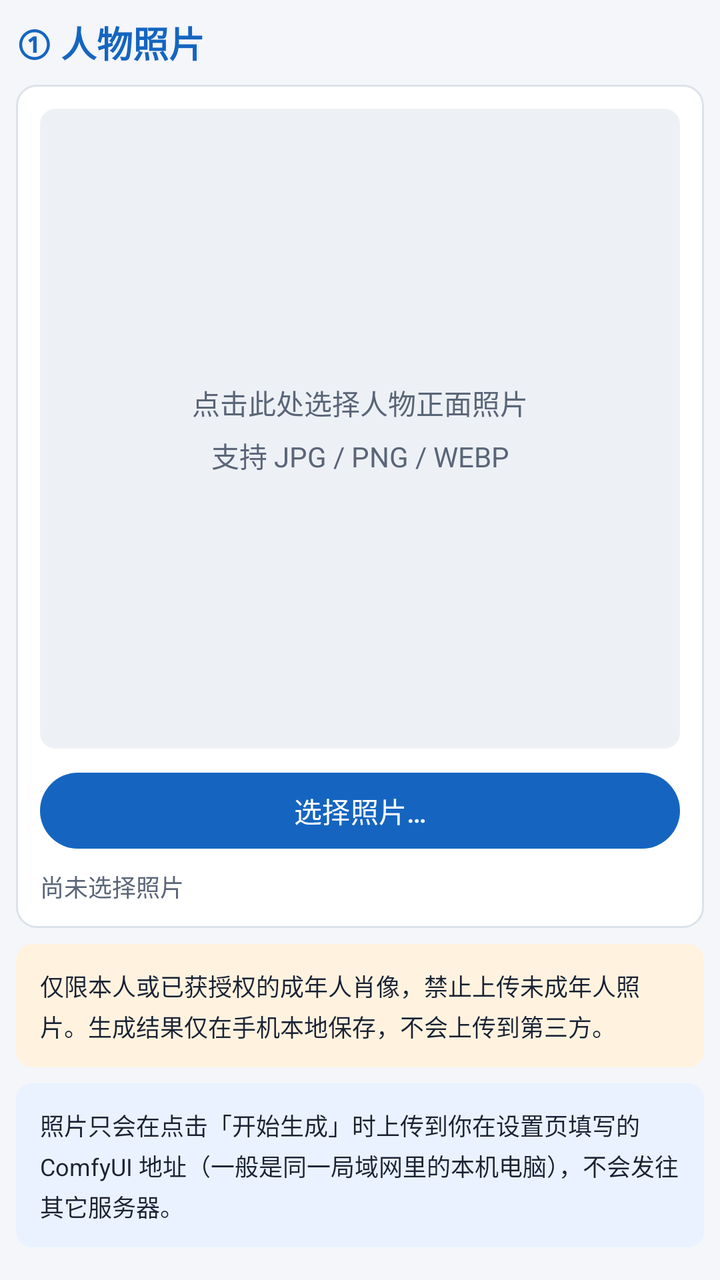
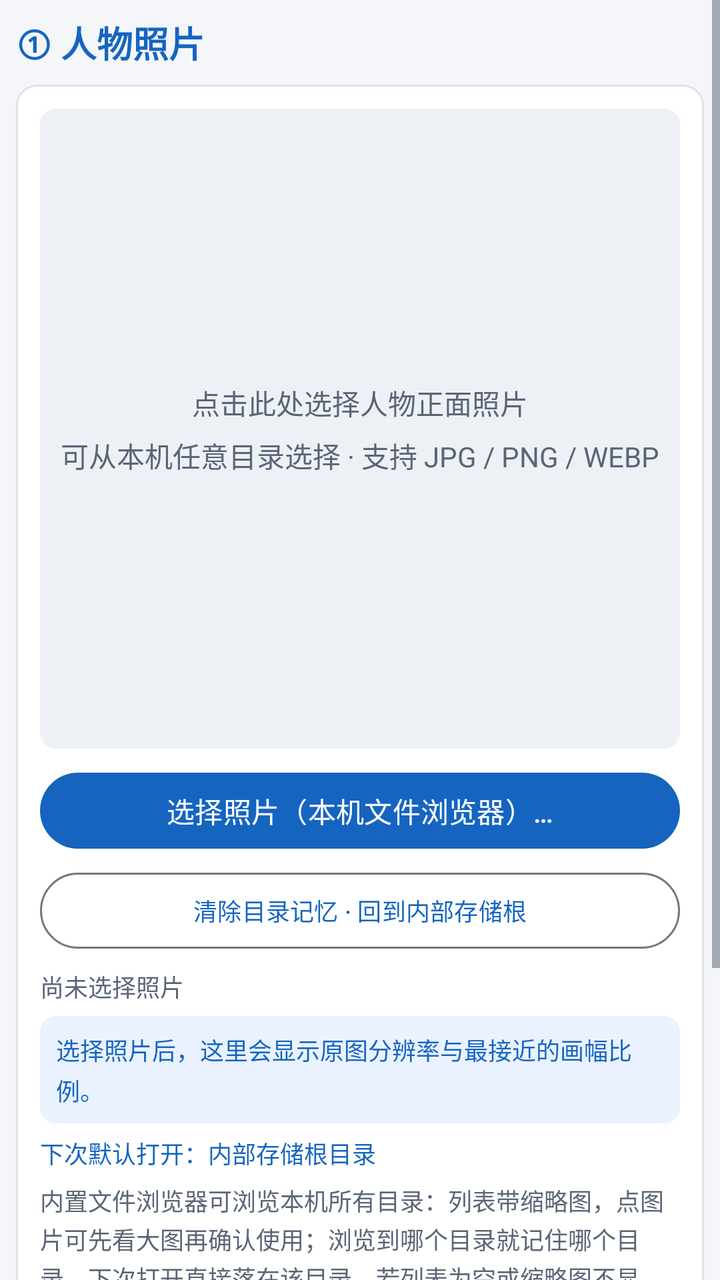

Two renders of the same Android screen: before a commit and after it. Below are the layout's source before the change and the commit's diff.
<!-- AndroidManifest.xml: application theme Theme.PoseWear -->
<!-- res/layout/fragment_person.xml -->
<?xml version="1.0" encoding="utf-8"?>
<ScrollView xmlns:android="http://schemas.android.com/apk/res/android"
    android:layout_width="match_parent"
    android:layout_height="match_parent"
    android:fillViewport="true">

    <LinearLayout
        android:layout_width="match_parent"
        android:layout_height="wrap_content"
        android:orientation="vertical"
        android:padding="@dimen/screen_padding">

        <TextView
            android:layout_width="match_parent"
            android:layout_height="wrap_content"
            android:text="① 人物照片"
            android:textSize="@dimen/text_title"
            android:textStyle="bold"
            android:textColor="@color/primary"
            android:paddingBottom="@dimen/section_gap" />

        <LinearLayout
            android:layout_width="match_parent"
            android:layout_height="wrap_content"
            android:orientation="vertical"
            android:padding="@dimen/card_padding"
            android:background="@drawable/bg_card">

            <FrameLayout
                android:id="@+id/preview_wrap"
                android:layout_width="match_parent"
                android:layout_height="320dp"
                android:background="@drawable/bg_thumb"
                android:clickable="true"
                android:focusable="true">

                <ImageView
                    android:id="@+id/person_preview"
                    android:layout_width="match_parent"
                    android:layout_height="match_parent"
                    android:scaleType="fitCenter"
                    android:adjustViewBounds="true"
                    android:contentDescription="人物照片预览" />

                <TextView
                    android:id="@+id/tv_photo_hint"
                    android:layout_width="match_parent"
                    android:layout_height="match_parent"
                    android:gravity="center"
                    android:text="点击此处选择人物正面照片\n支持 JPG / PNG / WEBP"
                    android:textSize="@dimen/text_body"
                    android:textColor="@color/text_secondary"
                    android:lineSpacingExtra="6dp" />
            </FrameLayout>

            <com.google.android.material.button.MaterialButton
                android:id="@+id/btn_pick_photo"
                android:layout_width="match_parent"
                android:layout_height="@dimen/btn_height"
                android:layout_marginTop="@dimen/section_gap"
                android:text="选择照片…" />

            <TextView
                android:id="@+id/tv_photo_path"
                android:layout_width="match_parent"
                android:layout_height="wrap_content"
                android:layout_marginTop="6dp"
                android:text="尚未选择照片"
                android:textSize="@dimen/text_small"
                android:textColor="@color/text_secondary"
                android:maxLines="2"
                android:ellipsize="middle" />
        </LinearLayout>

        <TextView
            android:layout_width="match_parent"
            android:layout_height="wrap_content"
            android:layout_marginTop="@dimen/section_gap"
            android:padding="@dimen/card_padding"
            android:background="@drawable/bg_warning"
            android:text="@string/person_disclaimer"
            android:textSize="@dimen/text_small"
            android:textColor="@color/text_primary"
            android:lineSpacingExtra="3dp" />

        <TextView
            android:layout_width="match_parent"
            android:layout_height="wrap_content"
            android:layout_marginTop="@dimen/section_gap"
            android:padding="@dimen/card_padding"
            android:background="@drawable/bg_note"
            android:text="照片只会在点击「开始生成」时上传到你在设置页填写的 ComfyUI 地址（一般是同一局域网里的本机电脑），不会发往其它服务器。"
            android:textSize="@dimen/text_small"
            android:textColor="@color/text_primary"
            android:lineSpacingExtra="3dp" />

    </LinearLayout>
</ScrollView>
<!-- resources referenced by this layout -->
<resources>
  <color name="primary">#1565C0</color>
  <color name="text_primary">#1A2233</color>
  <color name="text_secondary">#5A6577</color>
  <dimen name="btn_height">46dp</dimen>
  <dimen name="card_padding">12dp</dimen>
  <dimen name="screen_padding">8dp</dimen>
  <dimen name="section_gap">8dp</dimen>
  <dimen name="text_body">14sp</dimen>
  <dimen name="text_small">12sp</dimen>
  <dimen name="text_title">18sp</dimen>
  <!-- drawable bg_card (drawable) -->
  <?xml version="1.0" encoding="utf-8"?>
  <shape xmlns:android="http://schemas.android.com/apk/res/android" android:shape="rectangle">
      <solid android:color="@color/card_bg" />
      <stroke android:width="1dp" android:color="@color/divider" />
      <corners android:radius="10dp" />
  </shape>
  <!-- drawable bg_note (drawable) -->
  <?xml version="1.0" encoding="utf-8"?>
  <shape xmlns:android="http://schemas.android.com/apk/res/android" android:shape="rectangle">
      <solid android:color="@color/note_bg" />
      <corners android:radius="8dp" />
  </shape>
  <!-- drawable bg_thumb (drawable) -->
  <?xml version="1.0" encoding="utf-8"?>
  <shape xmlns:android="http://schemas.android.com/apk/res/android" android:shape="rectangle">
      <solid android:color="@color/thumb_bg" />
      <corners android:radius="8dp" />
  </shape>
  <!-- drawable bg_warning (drawable) -->
  <?xml version="1.0" encoding="utf-8"?>
  <shape xmlns:android="http://schemas.android.com/apk/res/android" android:shape="rectangle">
      <solid android:color="@color/warning_bg" />
      <corners android:radius="8dp" />
  </shape>
  <string name="person_disclaimer">仅限本人或已获授权的成年人肖像，禁止上传未成年人照片。生成结果仅在手机本地保存，不会上传到第三方。</string>
  <style name="Theme.PoseWear" parent="Theme.Material3.DayNight.NoActionBar">
          <item name="colorPrimary">@color/primary</item>
          <item name="colorOnPrimary">@color/white</item>
          <item name="colorSecondary">@color/accent</item>
          <item name="colorSurface">@color/card_bg</item>
          <item name="colorOnSurface">@color/text_primary</item>
          <item name="android:colorBackground">@color/bg</item>
          <item name="android:windowBackground">@color/bg</item>
          <item name="android:statusBarColor">@color/primary_dark</item>
          <item name="android:navigationBarColor">@color/bg</item>
          <item name="android:textColorHint">@color/hint</item>
          <item name="android:editTextColor">@color/text_primary</item>
          <item name="android:textColorPrimary">@color/text_primary</item>
          <item name="android:textColorSecondary">@color/text_secondary</item>
          <item name="android:windowLightStatusBar" tools:targetApi="m">false</item>
      </style>
  <color name="card_bg">#FFFFFFFF</color>
  <color name="divider">#DCE2EA</color>
  <color name="note_bg">#EAF2FF</color>
  <color name="thumb_bg">#EDF1F6</color>
  <color name="warning_bg">#FFF3E0</color>
  <color name="white">#FFFFFFFF</color>
  <color name="accent">#E65100</color>
  <color name="bg">#F4F6FA</color>
  <color name="primary_dark">#0D47A1</color>
  <color name="hint">#8996A6</color>
</resources>

<!-- the commit's change to res/layout/fragment_person.xml (unified diff, before → after) -->
@@ -47,7 +47,7 @@
                     android:layout_width="match_parent"
                     android:layout_height="match_parent"
                     android:gravity="center"
-                    android:text="点击此处选择人物正面照片\n支持 JPG / PNG / WEBP"
+                    android:text="点击此处选择人物正面照片\n可从本机任意目录选择 · 支持 JPG / PNG / WEBP"
                     android:textSize="@dimen/text_body"
                     android:textColor="@color/text_secondary"
                     android:lineSpacingExtra="6dp" />
@@ -58,7 +58,16 @@
                 android:layout_width="match_parent"
                 android:layout_height="@dimen/btn_height"
                 android:layout_marginTop="@dimen/section_gap"
-                android:text="选择照片…" />
+                android:text="选择照片（本机文件浏览器）…" />
+
+            <com.google.android.material.button.MaterialButton
+                android:id="@+id/btn_reset_dir"
+                android:layout_width="match_parent"
+                android:layout_height="@dimen/btn_height"
+                android:layout_marginTop="4dp"
+                android:text="清除目录记忆 · 回到内部存储根"
+                android:textSize="@dimen/text_small"
+                style="?attr/materialButtonOutlinedStyle" />
 
             <TextView
                 android:id="@+id/tv_photo_path"
@@ -70,6 +79,37 @@
                 android:textColor="@color/text_secondary"
                 android:maxLines="2"
                 android:ellipsize="middle" />
+
+            <TextView
+                android:id="@+id/tv_photo_info"
+                android:layout_width="match_parent"
+                android:layout_height="wrap_content"
+                android:layout_marginTop="6dp"
+                android:padding="8dp"
+                android:background="@drawable/bg_note"
+                android:text="选择照片后，这里会显示原图分辨率与最接近的画幅比例。"
+                android:textSize="@dimen/text_small"
+                android:textColor="@color/primary"
+                android:lineSpacingExtra="3dp" />
+
+            <TextView
+                android:id="@+id/tv_pick_dir"
+                android:layout_width="match_parent"
+                android:layout_height="wrap_content"
+                android:layout_marginTop="6dp"
+                android:text="下次默认打开：内部存储根目录"
+                android:textSize="@dimen/text_small"
+                android:textColor="@color/primary"
+                android:lineSpacingExtra="2dp" />
+
+            <TextView
+                android:layout_width="match_parent"
+                android:layout_height="wrap_content"
+                android:layout_marginTop="6dp"
+                android:text="内置文件浏览器可浏览本机所有目录：列表带缩略图，点图片可先看大图再确认使用；浏览到哪个目录就记住哪个目录，下次打开直接落在该目录。若列表为空或缩略图不显示，请到「6.设置」开启「所有文件访问权限」。"
+                android:textSize="@dimen/text_small"
+                android:textColor="@color/text_secondary"
+                android:lineSpacingExtra="2dp" />
         </LinearLayout>
 
         <TextView
